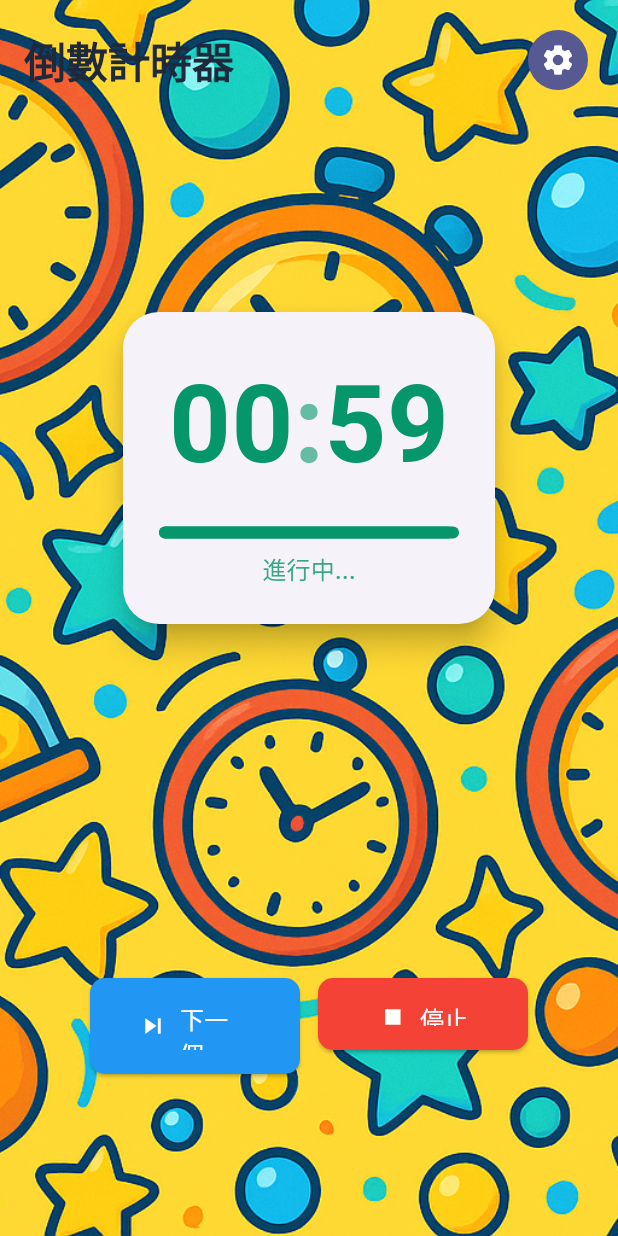
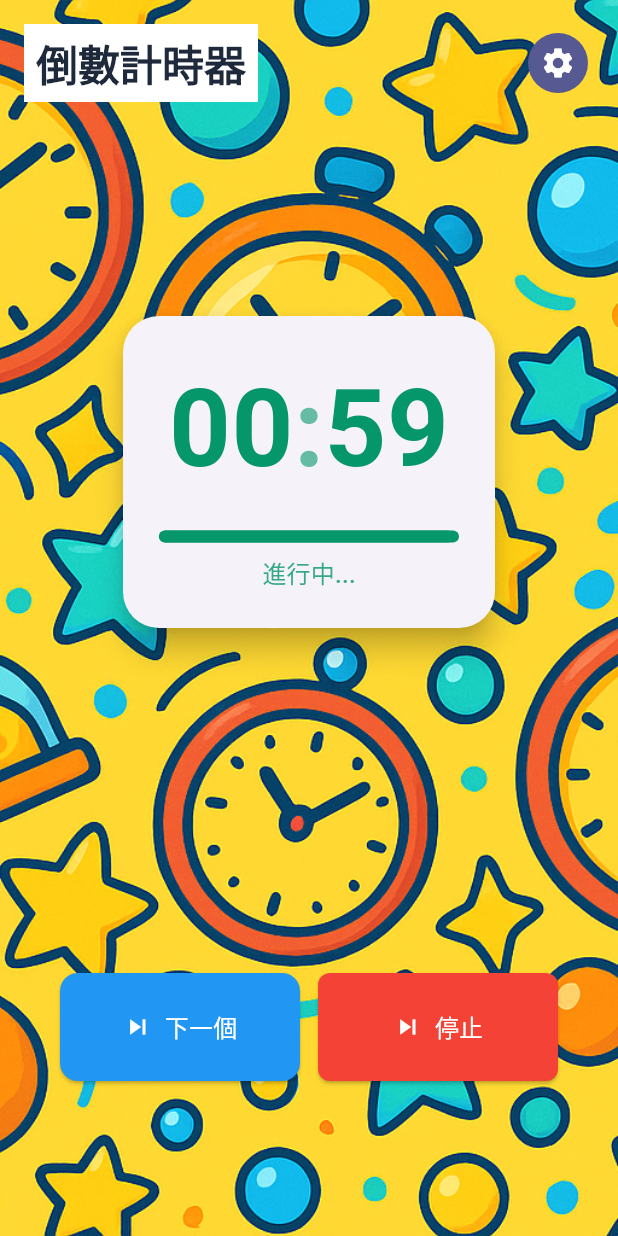
Before and after one commit to anchkorg/nextCountDown, a Flutter app: the screen it shows after launch, after a tap on "開始", on a phone screen of 412 x 824 dp. Run offline on Flutter 3.47's test engine with Material 3 defaults, Android fonts, the phone set to English and light mode, and no system bars; our stand-ins replace equatable, flutter_riverpod, flutter_tts, go_router, just_audio, riverpod_annotation and 1 more; generated files the repository leaves out were written again; Roboto replaces fonts that are missing (System).

Commit message:
update ui

```diff
--- a/lib/Shared/app_constants.dart
+++ b/lib/Shared/app_constants.dart
@@ -1,4 +1,14 @@
 class AppConstants {
   static const String version = '1.0.0';
   //  static const deployment = DeploymentMode.production;
+  static const double mobileButtonHeight = 72;
+  static const double mobileButtonFontSize = 18;
+  static const double mobileControlButtonWidth = 160;
+  static const double mobileControlButtonHeight = 72;
+  static const double mobileControlButtonFontSize = 16;
+  static const double desktopButtonHeight = 84;
+  static const double desktopButtonFontSize = 20;
+  static const double desktopControlButtonWidth = 180;
+  static const double desktopControlButtonHeight = 84;
+  static const double desktopControlButtonFontSize = 18;
 }
--- a/lib/services/audio_service.dart
+++ b/lib/services/audio_service.dart
@@ -37,7 +37,7 @@ class AudioService {
     //await _flutterTts.setLanguage('zh-HK');
     await _flutterTts.setLanguage('zh-CN');
     await _flutterTts.setPitch(1.0);
-    await _flutterTts.setSpeechRate(0.8);
+    await _flutterTts.setSpeechRate(0.9);
 
     // Fallback to Mandarin Chinese if Cantonese not available
     final languages = await _flutterTts.getLanguages;
--- a/lib/viewmodels/timer_viewmodel.dart
+++ b/lib/viewmodels/timer_viewmodel.dart
@@ -37,6 +37,7 @@ class TimerViewModel extends _$TimerViewModel {
 
         if (newRemainingTime == 0) {
           _handleTimerComplete();
+          stopTimer();
         }
       }
     });
@@ -81,10 +82,10 @@ class TimerViewModel extends _$TimerViewModel {
 
     switch (remainingSeconds) {
       case 20:
-        audioService.speak('仲有二十秒');
+        audioService.speak('二十秒');
         break;
       case 10:
-        audioService.speak('仲有十秒');
+        audioService.speak('十秒');
         break;
       case 5:
         audioService.speak('五');
@@ -111,6 +112,8 @@ class TimerViewModel extends _$TimerViewModel {
     final audioService = ref.read(audioServiceProvider);
     final settings = ref.read(settingsViewModelProvider);
 
+    audioService.speak('時間到');
+
     if (settings.soundEnabled) {
       audioService.playAlert();
     }
--- a/lib/views/home_page.dart
+++ b/lib/views/home_page.dart
@@ -86,11 +86,17 @@ class HomePage extends ConsumerWidget {
     return Row(
       mainAxisAlignment: MainAxisAlignment.spaceBetween,
       children: [
-        Text(
-          '倒數計時器',
-          style: Theme.of(context).textTheme.headlineMedium?.copyWith(
-            fontWeight: FontWeight.bold,
-            color: AppColors.timerDisplay,
+        Container(
+          decoration: BoxDecoration(color: Colors.white),
+          child: Padding(
+            padding: const EdgeInsets.all(8.0),
+            child: Text(
+              '倒數計時器',
+              style: Theme.of(context).textTheme.headlineMedium?.copyWith(
+                fontWeight: FontWeight.bold,
+                color: AppColors.timerDisplay,
+              ),
+            ),
           ),
         ),
         IconButton.filled(
--- a/lib/views/widgets/control_buttons.dart
+++ b/lib/views/widgets/control_buttons.dart
@@ -1,5 +1,6 @@
 import 'package:flutter/material.dart';
 import 'package:flutter_riverpod/flutter_riverpod.dart';
+import 'package:nextcountdown/Shared/app_constants.dart';
 import 'package:nextcountdown/models/timer_model.dart';
 import 'package:nextcountdown/viewmodels/timer_viewmodel.dart';
 import 'package:nextcountdown/views/widgets/responsive_layout.dart';
@@ -53,47 +54,25 @@ class ControlButtons extends ConsumerWidget {
       spacing: context.isMobile ? 12 : 16,
       runSpacing: 12,
       children: [
-        SizedBox(
-          width: context.isMobile ? 140 : 160,
-          height: context.isMobile ? 64 : 72,
-          child: ElevatedButton.icon(
-            onPressed: () => timerNotifier.nextTimer(),
-            icon: const Icon(Icons.skip_next, size: 20),
-            label: Text(
-              '下一個',
-              style: TextStyle(
-                fontSize: context.isMobile ? 16 : 18,
-                fontWeight: FontWeight.w500,
-              ),
-            ),
-            style: ElevatedButton.styleFrom(
+        ControlButtonWidget(
+          label: '下一個',
+          onTap: () => timerNotifier.nextTimer(),
+          buttonStyle: ElevatedButton.styleFrom(
             backgroundColor: Colors.blue,
             foregroundColor: Colors.white,
             shape: RoundedRectangleBorder(
-                borderRadius: BorderRadius.circular(context.isMobile ? 10 : 12),
+              borderRadius: BorderRadius.circular(12),
             ),
           ),
         ),
-        ),
-        SizedBox(
-          width: context.isMobile ? 140 : 160,
-          height: context.isMobile ? 48 : 56,
-          child: ElevatedButton.icon(
-            onPressed: () => timerNotifier.stopTimer(),
-            icon: const Icon(Icons.stop, size: 20),
-            label: Text(
-              '停止',
-              style: TextStyle(
-                fontSize: context.isMobile ? 16 : 18,
-                fontWeight: FontWeight.w500,
-              ),
-            ),
-            style: ElevatedButton.styleFrom(
+        ControlButtonWidget(
+          label: '停止',
+          onTap: () => timerNotifier.stopTimer(),
+          buttonStyle: ElevatedButton.styleFrom(
             backgroundColor: Colors.red,
             foregroundColor: Colors.white,
             shape: RoundedRectangleBorder(
-                borderRadius: BorderRadius.circular(context.isMobile ? 10 : 12),
-              ),
+              borderRadius: BorderRadius.circular(context.isMobile ? 8 : 12),
             ),
           ),
         ),
@@ -101,3 +80,41 @@ class ControlButtons extends ConsumerWidget {
     );
   }
 }
+
+class ControlButtonWidget extends StatelessWidget {
+  const ControlButtonWidget({
+    super.key,
+    required this.label,
+    required this.onTap,
+    required this.buttonStyle,
+  });
+  final String label;
+  final VoidCallback onTap;
+  final ButtonStyle buttonStyle;
+
+  @override
+  Widget build(BuildContext context) {
+    return SizedBox(
+      width: context.isMobile
+          ? AppConstants.mobileControlButtonWidth
+          : AppConstants.desktopControlButtonWidth,
+      height: context.isMobile
+          ? AppConstants.mobileButtonHeight
+          : AppConstants.desktopButtonHeight,
+      child: ElevatedButton.icon(
+        onPressed: onTap,
+        icon: const Icon(Icons.skip_next, size: 20),
+        label: Text(
+          label,
+          style: TextStyle(
+            fontSize: context.isMobile
+                ? AppConstants.mobileControlButtonFontSize
+                : AppConstants.desktopControlButtonFontSize,
+            fontWeight: FontWeight.w500,
+          ),
+        ),
+        style: buttonStyle,
+      ),
+    );
+  }
+}
```
Also changed, not shown: 2 other files. Lines whose indentation alone changed are shown as unchanged.
